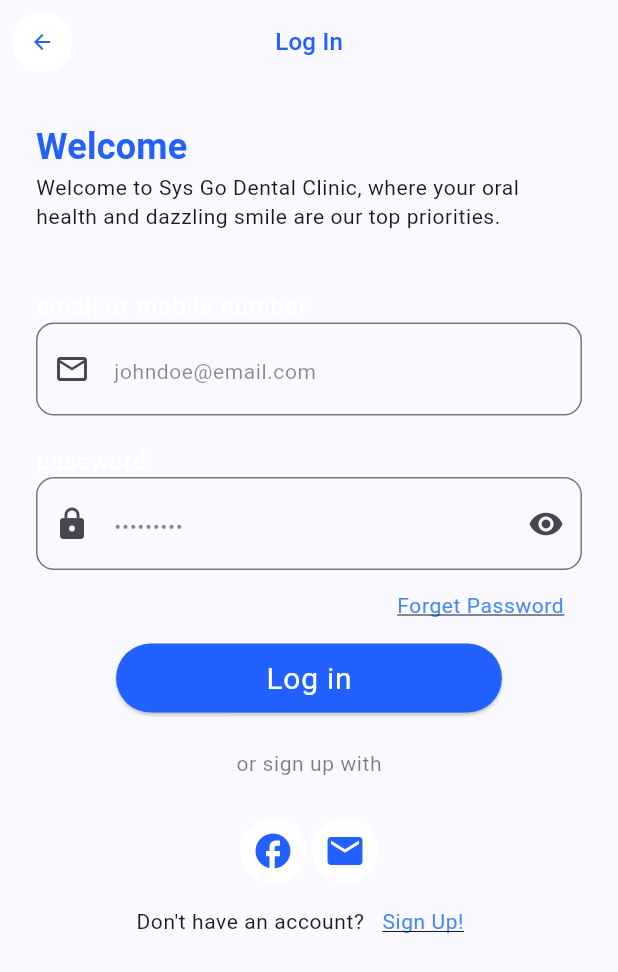
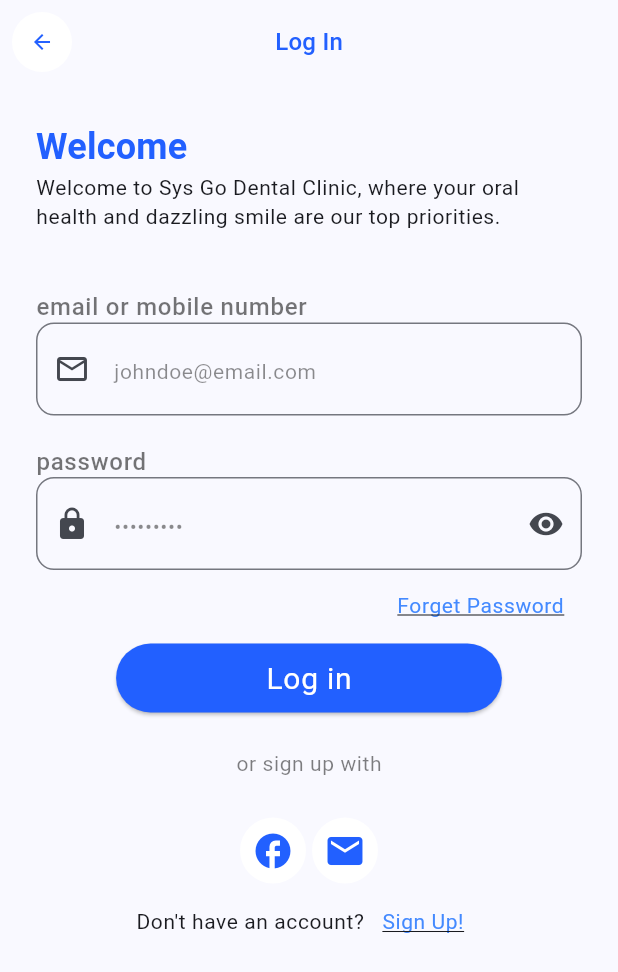
Before and after one commit to BretLogs/Skin_First, a Flutter app: the screen it shows after launch, after a tap on "Log In!", on a phone screen of 412 x 824 dp. Shown: the top 972 px of the screen. Run offline on Flutter 3.47's test engine with Material 3 defaults, Android fonts, the phone set to English and light mode, and no system bars; our stand-ins replace google_fonts, table_calendar; network calls fail.

Commit message:
changed text for email and password to titleSmall

```diff
--- a/skin_first/lib/presentation/authentications_page/log_in/log_in_screen.dart
+++ b/skin_first/lib/presentation/authentications_page/log_in/log_in_screen.dart
@@ -35,7 +35,7 @@ class LogInScreen extends StatelessWidget {
                 children: <Widget>[
                   Text(
                     'email or mobile number',
-                    style: Theme.of(context).textTheme.labelMedium,
+                    style: Theme.of(context).textTheme.labelMedium?.copyWith(color: Colors.black54),
                   ),
                   TextField(
                     decoration: InputDecoration(
@@ -58,7 +58,7 @@ class LogInScreen extends StatelessWidget {
                     children: <Widget>[
                       Text(
                         'password',
-                        style: Theme.of(context).textTheme.labelMedium,
+                        style: Theme.of(context).textTheme.labelMedium?.copyWith(color: Colors.black54),
                         textAlign: TextAlign.left,
                       ),
                     ],
```
